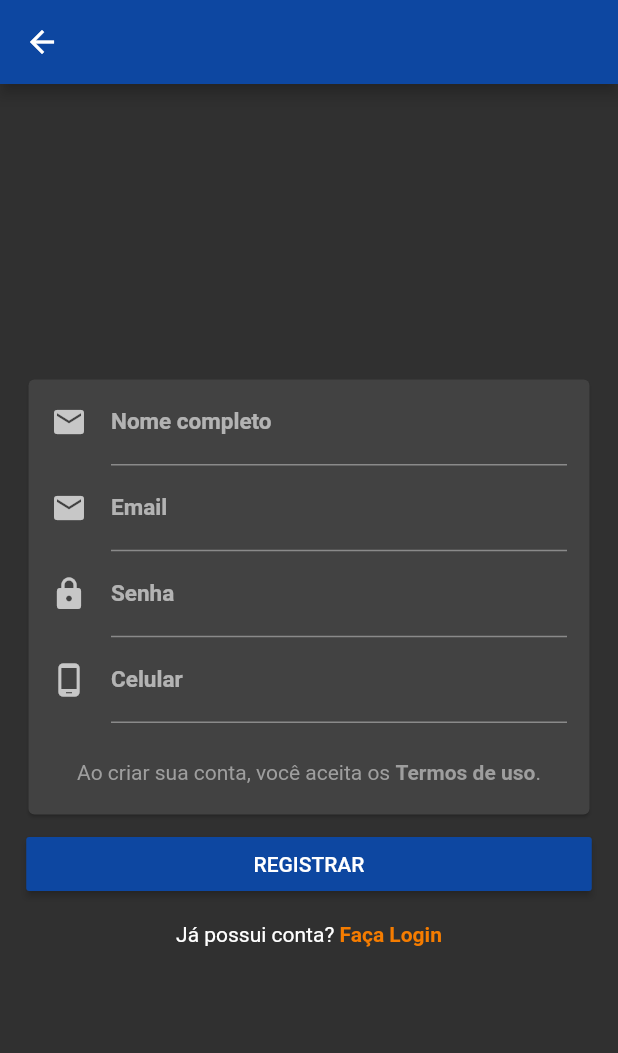
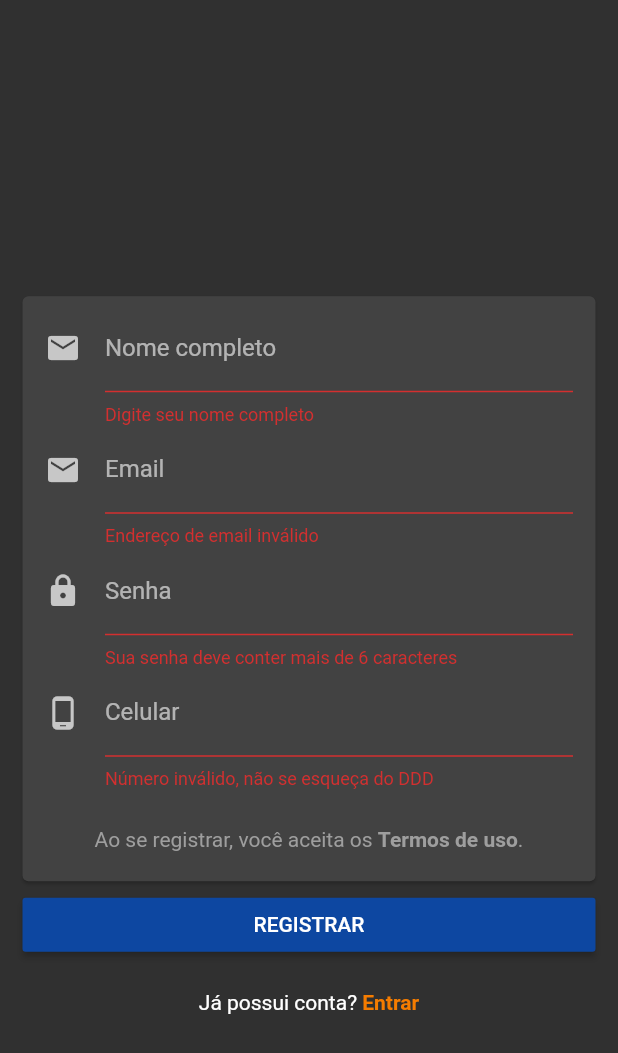
Before and after one commit to marocama/vwwifi_app, a Flutter app: the Register screen opened by its route, after a tap on "REGISTRAR", on a phone screen of 412 x 824 dp. Shown: the top 1053 px of the screen. Run offline on Flutter 3.47's test engine with Material 2 defaults, Android fonts, the phone set to English and light mode, and no system bars; our stand-ins replace cloud_firestore, firebase_auth; accounts and stored records are empty.

Commit message:
alteracoes di 10/06

```diff
--- a/lib/constants/routes.dart
+++ b/lib/constants/routes.dart
@@ -5,7 +5,7 @@ import 'package:vwwifi/screens/listTransmitters.dart';
 import 'package:vwwifi/screens/manageTransmitter.dart';
 import 'package:vwwifi/screens/newTransmitter.dart';
 import 'package:vwwifi/screens/profile.dart';
-import 'package:vwwifi/screens/register.dart';
+import 'package:vwwifi/screens/Register.dart';
 import 'package:vwwifi/screens/rename.dart';
 import 'package:vwwifi/screens/sendCommand.dart';
 
--- a/lib/screens/register.dart
+++ b/lib/screens/register.dart
@@ -1,5 +1,5 @@
+import 'package:vwwifi/util/Firebase.dart';
 import 'package:flutter/material.dart';
-import 'package:vwwifi/util.dart';
 
 class Register extends StatefulWidget {
   Register({Key key}) : super(key: key);
@@ -10,41 +10,80 @@ class Register extends StatefulWidget {
 
 class _RegisterState extends State<Register> {
 
+  final _formKey = GlobalKey<FormState>();
+  final GlobalKey<ScaffoldState> _scaffoldKey = new GlobalKey<ScaffoldState>();
+
+  TextEditingController _controllerNameC = TextEditingController(text: "");
+  TextEditingController _controllerEmail = TextEditingController(text: "");
+  TextEditingController _controllerPassw = TextEditingController(text: "");
+  TextEditingController _controllerPhone = TextEditingController(text: "");
+
+  bool _loading = false;
+
+  Future<void> _register() async {
+
+    setState(() { _loading = true; });
+
+    String result = await Firebase.registerUser(_controllerEmail.text, _controllerPassw.text);
+
+    final snackBar = SnackBar(content: Text(result, style: TextStyle(color: Colors.white)), backgroundColor: (result.contains('Sucesso') ? Colors.green[300] : Colors.red[300]), behavior: SnackBarBehavior.floating);
+
+    _scaffoldKey.currentState.showSnackBar(snackBar);
+
+    if(result.contains('Sucesso')) {
+      _controllerNameC = TextEditingController(text: "");
+      _controllerEmail = TextEditingController(text: "");
+      _controllerPassw = TextEditingController(text: "");
+      _controllerPhone = TextEditingController(text: "");
+
+      Firebase.logoutUser();
+    }
+
+    setState(() { _loading = false; });
+  }
+
   Widget build(BuildContext context) {
     return Scaffold(
-      appBar: AppBar(),
-      body: Container(
+      key: _scaffoldKey,
+      body: Center(
+        child: Stack(
           alignment: Alignment.center,
+          children: <Widget>[
+            Opacity(
+              opacity: _loading ? 0.3 : 1.0,
               child: SingleChildScrollView(
+                child: Form(
+                  key: _formKey,
                   child: Column(
                     children: <Widget>[
-
-            Padding(
-              padding: EdgeInsets.fromLTRB(15, 0, 15, 5),
-              child: Card(
+                      Card(
+                        margin: EdgeInsets.fromLTRB(15, 50, 15, 5),
                         child: Container(
-                  padding: EdgeInsets.fromLTRB(15, 0, 15, 20),
+                          padding: EdgeInsets.fromLTRB(15, 5, 15, 20),
                           child: Column(
                             children: <Widget>[
                               TextFormField(
-                        decoration: InputDecoration(labelText: 'Nome completo', labelStyle: TextStyle(fontWeight: FontWeight.bold), icon: Icon(Icons.mail)),
-                        style: TextStyle(fontSize:15),
+                                decoration: InputDecoration(labelText: 'Nome completo', icon: Icon(Icons.mail)),
+                                validator: (value) => (value.length < 5) ? 'Digite seu nome completo' : null,
+                                controller: _controllerNameC,
                               ),
                               TextFormField(
-                        decoration: InputDecoration(labelText: 'Email', labelStyle: TextStyle(fontWeight: FontWeight.bold), icon: Icon(Icons.mail)),
-                        style: TextStyle(fontSize:15),
+                                decoration: InputDecoration(labelText: 'Email', icon: Icon(Icons.mail)),
                                 keyboardType: TextInputType.emailAddress,
-                        validator: (error) => 'Insira um email válido',
+                                validator: (value) => (value.length < 5 || !value.contains('@')) ? 'Endereço de email inválido' : null,
+                                controller: _controllerEmail,
                               ),
                               TextFormField(
-                        decoration: InputDecoration(labelText: 'Senha', labelStyle: TextStyle(fontWeight: FontWeight.bold), icon: Icon(Icons.lock)),
-                        style: TextStyle(fontSize:15),
+                                decoration: InputDecoration(labelText: 'Senha', icon: Icon(Icons.lock)),
                                 obscureText: true,
+                                validator: (value) => (value.length < 6) ? 'Sua senha deve conter mais de 6 caracteres' : null,
+                                controller: _controllerPassw,
                               ),
                               TextFormField(
-                        decoration: InputDecoration(labelText: 'Celular', labelStyle: TextStyle(fontWeight: FontWeight.bold), icon: Icon(Icons.phone_android)),
-                        style: TextStyle(fontSize:15),
+                                decoration: InputDecoration(labelText: 'Celular', icon: Icon(Icons.phone_android)),
                                 keyboardType: TextInputType.phone,
+                                validator: (value) => (value.length < 10) ? 'Número inválido, não se esqueça do DDD' : null,
+                                controller: _controllerPhone,
                               ),
                               Padding(
                                 padding: EdgeInsets.only(top: 25),
@@ -52,46 +91,47 @@ class _RegisterState extends State<Register> {
                                   text: TextSpan(
                                     style: TextStyle(color: Colors.grey),
                                     children: [
-                              TextSpan(text: 'Ao criar sua conta, você aceita os '),
+                                      TextSpan(text: 'Ao se registrar, você aceita os '),
                                       TextSpan(text: 'Termos de uso', style: TextStyle(fontWeight: FontWeight.bold)),
                                       TextSpan(text: '.'),
                                     ]
                                   ),
                                 ),
                               ),
-
+                            ],
+                          ),
+                        ),
+                      ),
+                      ButtonTheme(
+                        minWidth: (MediaQuery.of(context).size.width - 30),
+                        child: RaisedButton(
+                          child: Text("REGISTRAR"),
+                          color: Colors.blue[900],
+                          textColor: Colors.white,
+                          onPressed: () { if(_formKey.currentState.validate()) { FocusScope.of(context).requestFocus(new FocusNode()); _register(); } },
+                        ),
+                      ),
+                      SizedBox(height: 20),
+                      Row(
+                        mainAxisAlignment: MainAxisAlignment.center,
+                        children: <Widget>[
+                          Text("Já possui conta? "),
+                          GestureDetector(
+                            child: Text("Entrar", style: TextStyle(color: Colors.orange[700], fontWeight: FontWeight.bold)),
+                            onTap: () { Navigator.pop(context); },
+                          ),
+                        ],
+                      ),
                     ],
                   ),
                 ),
               ),
             ),
-
-            ButtonTheme(
-              minWidth: (MediaQuery.of(context).size.width - 35),
-              child: RaisedButton(
-                child: Text("REGISTRAR"),
-                color: Colors.blue[900],
-                textColor: Colors.white,
-                onPressed: () {},
+            Opacity(
+              opacity: _loading ? 1.0 : 0.0,
+              child: CircularProgressIndicator(),
             ),
-            ),
-
-
-            Padding(
-              padding: EdgeInsets.only(top: 15),
-              child: RichText(
-                text: TextSpan(
-                  style: TextStyle(color: Theme.of(context).textTheme.button.color),
-                  children: [
-                    TextSpan(text: 'Já possui conta? '),
-                    TextSpan(text: 'Faça Login', style: TextStyle(fontWeight: FontWeight.bold, color: Colors.orange[700])),
-                  ]
-                ),
-              ),
-            ),
-
           ],
-        ),
         ),
       ),
     );
--- a/lib/util/Firebase.dart
+++ b/lib/util/Firebase.dart
@@ -1,13 +1,87 @@
 import 'package:cloud_firestore/cloud_firestore.dart';
 import 'package:firebase_auth/firebase_auth.dart';
 import 'package:vwwifi/models/User.dart';
+import 'package:flutter/services.dart';
 
 class Firebase {
 
+  static Future<String> loginUser(String email, String password) async {
+
+    AuthResult result;
+
+    try {
+      result = await FirebaseAuth.instance.signInWithEmailAndPassword(email: email.trim(), password: password);
+
+      return (result.user.isEmailVerified) ? 'Sucesso' : 'Verifique seu email para continuar.';
+
+    } on PlatformException catch (e) {
+
+      String message = "Erro ao acessar, tente novamente.";
+
+      switch(e.code) {
+        case 'ERROR_USER_NOT_FOUND':
+          message = "Conta não identificada, tente novamente.";
+          break;
+        case 'ERROR_WRONG_PASSWORD':
+          message = "Credenciais incorretas, tente novamente.";
+          break;
+        case 'ERROR_INVALID_EMAIL':
+          message = "Endereço de email inválido, tente novamente.";
+          break;
+        case 'ERROR_USER_DISABLED':
+          message = "Conta desativada, entre em contato.";
+          break;
+        case 'ERROR_TOO_MANY_REQUESTS':
+          message = "Máximo de tentativas atingido.";
+          break;
+        case 'ERROR_OPERATION_NOT_ALLOWED':
+          message = "Conta inativa, entre em contato.";
+          break;
+      }
+
+      return message;
+    }
+  }
+
+  static Future<String> registerUser(String email, String password) async {
+
+    AuthResult result;
+
+    try {
+      result = await FirebaseAuth.instance.createUserWithEmailAndPassword(email: email.trim(), password: password);
+
+      result.user.sendEmailVerification();
+
+      return 'Sucesso! Verifique seu email para continuar.';
+
+    } catch (e) {
+
+      String message = "Erro ao registrar, tente novamente.";
+
+      switch(e.code) {
+        case 'ERROR_EMAIL_ALREADY_IN_USE':
+          message = "Este email já está associado a outra conta.";
+          break;
+        case 'ERROR_INVALID_EMAIL':
+          message = "Endereço de email inválido, tente novamente";
+          break;
+        case 'ERROR_WEAK_PASSWORD':
+          message = "Senha fraca, tente novamente";
+          break;
+      }
+
+      return message;
+    }
+  }
+
+  static Future<void> logoutUser() async {
+
+    await FirebaseAuth.instance.signOut();
+  }
+
   static Future<FirebaseUser> getCurrentUser() async {
 
-    FirebaseAuth auth = FirebaseAuth.instance;
-    return await auth.currentUser();
+    return await FirebaseAuth.instance.currentUser();
   }
 
   static Future<User> getDataLoggedUser() async {
```
Also changed, not shown: lib/components/DialogTextField.dart (added, +70 -0 lines), lib/main.dart (+6 -4 lines), lib/screens/ListBord.dart (added, +20 -0 lines), lib/screens/listTransmitters.dart (+3 -8 lines), lib/screens/login.dart (+57 -73 lines), lib/screens/manageTransmitter.dart (+9 -2 lines), pubspec.lock, 1 other file. Lines whose indentation alone changed are shown as unchanged.
